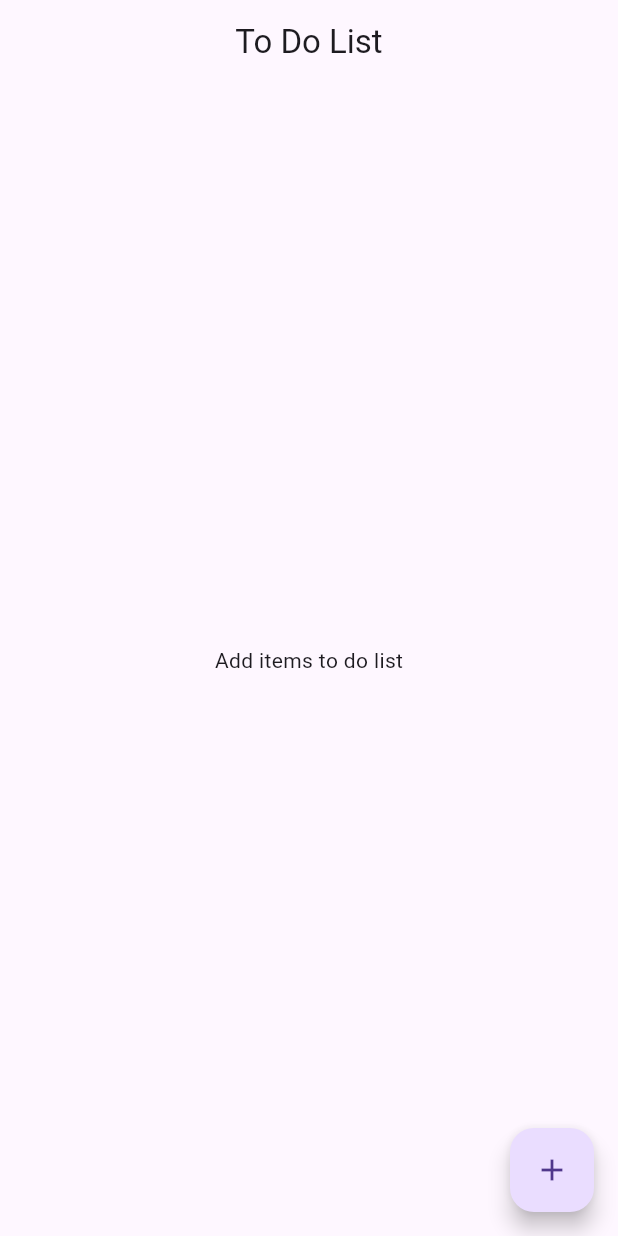
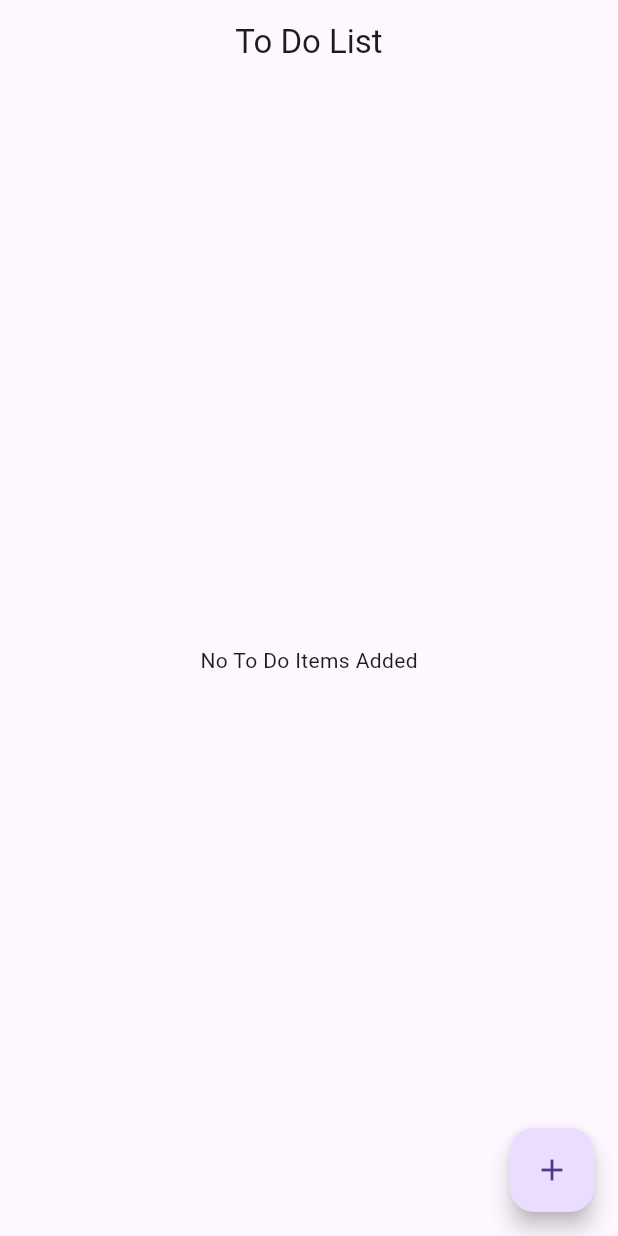
Before and after one commit to sathishkanagaraj18/flutter_projects, a Flutter app: the screen it shows after launch, on a phone screen of 412 x 824 dp. Run offline on Flutter 3.47's test engine with Material 3 defaults, Android fonts, the phone set to English and light mode, and no system bars.

```diff
--- /dev/null
+++ b/todo/lib/provider/todolistprovider.dart
@@ -0,0 +1,14 @@
+import 'package:flutter/foundation.dart';
+import 'package:todo/model/todo_data.dart';
+
+class ToDoList extends ChangeNotifier {
+  final List<ToDoItem> _toDoItemsList = [];
+
+  List<ToDoItem> get todos => _toDoItemsList;
+
+  void addTodo(String title, String notes) {
+    final todo = ToDoItem(DateTime.now().toIso8601String(), title, notes);
+    _toDoItemsList.add(todo);
+    notifyListeners();
+  }
+}
--- a/todo/lib/screens/todo_list_screen.dart
+++ b/todo/lib/screens/todo_list_screen.dart
@@ -1,19 +1,16 @@
 import 'package:flutter/material.dart';
+import 'package:provider/provider.dart';
 import 'package:todo/model/todo_data.dart';
+import 'package:todo/provider/todolistprovider.dart';
 import 'package:todo/screens/add_todo_screen.dart';
 
-class ToDoListScreen extends StatefulWidget {
-  @override
-  State<StatefulWidget> createState() {
-    return ToDoListScreenState();
-  }
-}
-
-class ToDoListScreenState extends State<ToDoListScreen> {
+class ToDoListScreen extends StatelessWidget {
   final List<ToDoItem> toDoItems = [];
 
   @override
   Widget build(BuildContext context) {
+    final todos = context.watch<ToDoList>();
+    final todoList = todos.todos;
     return Scaffold(
       appBar: AppBar(title: Text("To Do List"), centerTitle: true),
       floatingActionButton: FloatingActionButton(
@@ -23,26 +20,23 @@ class ToDoListScreenState extends State<ToDoListScreen> {
         child: Icon(Icons.add),
       ),
       body:
-          toDoItems.isEmpty
-              ? Center(child: Text("Add items to do list"))
+          todoList.isEmpty
+              ? Center(child: Text("No To Do Items Added"))
               : ListView.builder(
-                itemCount: toDoItems.length,
+                itemCount: todoList.length,
                 itemBuilder: (context, index) {
                   return ListTile(
-                    title: Text(toDoItems[index].title),
-                    subtitle: Text(toDoItems[index].notes),
+                    title: Text(todoList[index].title),
+                    subtitle: Text(todoList[index].notes),
                   );
                 },
               ),
     );
   }
 
-  void _onAddToDo(BuildContext context) async {
-    final ToDoItem todo = await Navigator.of(
+  void _onAddToDo(BuildContext context) {
+    Navigator.of(
       context,
     ).push(MaterialPageRoute(builder: (context) => AddToDoScreen()));
-    setState(() {
-      toDoItems.add(todo);
-    });
   }
 }
```
Also changed, not shown: todo/lib/main.dart (+8 -1 lines), todo/lib/screens/add_todo_screen.dart (+4 -3 lines).
